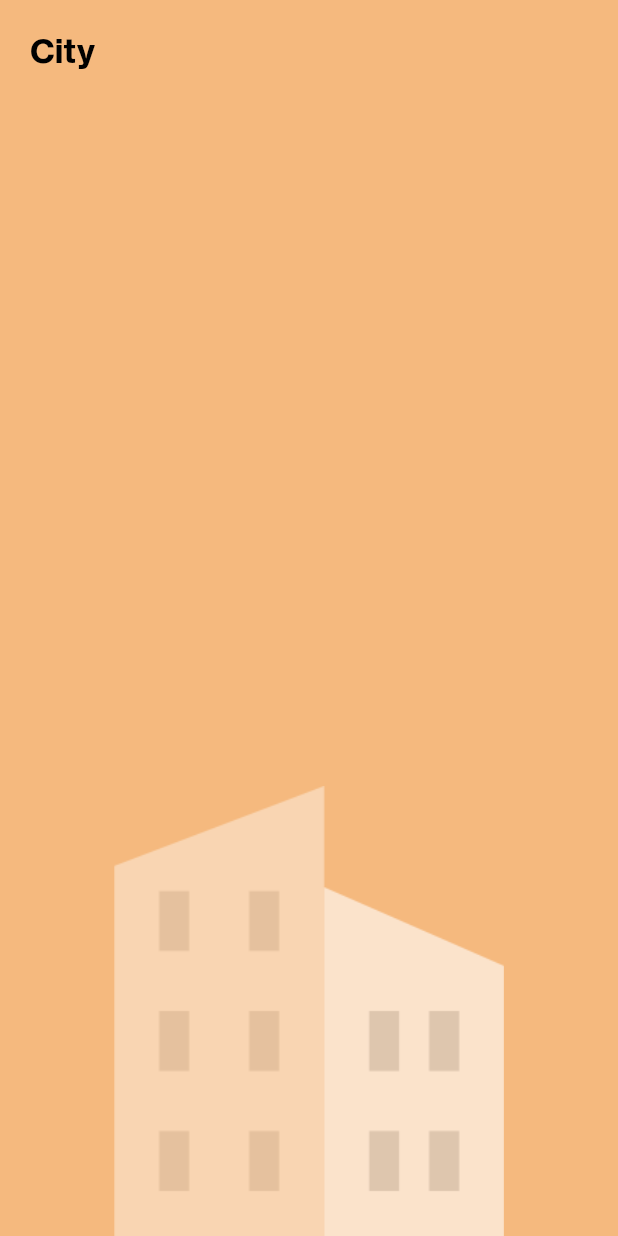
After one commit to vipulasri/Serene, a Flutter app: the screen it shows after launch, after a tap on "City", on a phone screen of 412 x 824 dp. The commit adds this screen. Run offline on Flutter 3.47's test engine with Material 2 defaults, Android fonts, the phone set to English and light mode, and no system bars.

Commit message:
add: category details

```diff
--- /dev/null
+++ b/lib/screens/category_details.dart
@@ -0,0 +1,55 @@
+import 'package:flutter/material.dart';
+import 'package:serene/config/dimen.dart';
+import 'package:serene/config/typography.dart';
+import 'package:serene/model/Category.dart';
+
+class CategoryDetailsPage extends StatefulWidget {
+  final Category category;
+
+  CategoryDetailsPage({Key key, @required this.category}) : super(key: key);
+
+  @override
+  _CategoryDetailsState createState() => _CategoryDetailsState();
+}
+
+class _CategoryDetailsState extends State<CategoryDetailsPage> {
+  @override
+  Widget build(BuildContext context) {
+    return Scaffold(
+        body: Container(
+      decoration: BoxDecoration(color: widget.category.color),
+      child: Stack(
+        children: <Widget>[
+          contentArea(),
+          Positioned(
+            child: Align(
+              alignment: Alignment.bottomCenter,
+              child: Image.asset(
+                widget.category.iconPath,
+                width: 300,
+                height: 300,
+              ),
+            ),
+          )
+        ],
+      ),
+    ));
+  }
+
+  Widget contentArea() {
+    return SafeArea(
+      child: Padding(
+        padding: EdgeInsets.all(Dimen.padding),
+        child: Column(
+          crossAxisAlignment: CrossAxisAlignment.start,
+          children: <Widget>[
+            Text(
+              widget.category.title,
+              style: AppTypography.title(),
+            ),
+          ],
+        ),
+      ),
+    );
+  }
+}
--- a/lib/screens/home.dart
+++ b/lib/screens/home.dart
@@ -4,6 +4,7 @@ import 'package:serene/config/assets.dart';
 import 'package:serene/config/dimen.dart';
 import 'package:serene/config/typography.dart';
 import 'package:serene/model/Category.dart';
+import 'package:serene/screens/category_details.dart';
 
 class HomePage extends StatefulWidget {
   @override
@@ -18,10 +19,11 @@ class _HomePageState extends State<HomePage> {
           width: double.infinity,
           height: double.infinity,
           decoration: BoxDecoration(
-            image: DecorationImage(
+            color: Color(0xFF2C2C2C)
+            /*image: DecorationImage(
               image: new ExactAssetImage(Assets.homeBackground),
               fit: BoxFit.cover,
-            ),
+            ),*/
             /*gradient: LinearGradient(
                 colors: [Color(0xFFB5DDD1), Color(0xFFD9EFFC)],
                 begin: Alignment.topLeft,
@@ -44,7 +46,7 @@ class _HomePageState extends State<HomePage> {
           children: <Widget>[
             Text(
               "Serene",
-              style: AppTypography.title(),
+              style: AppTypography.title().copyWith(color: Colors.white),
             ),
             Spacer(),
             bottomView()
@@ -85,6 +87,7 @@ class _HomePageState extends State<HomePage> {
     return ClipRRect(
       clipBehavior: Clip.antiAlias,
       borderRadius: BorderRadius.circular(Dimen.cornerRadius),
+      child: InkWell(
         child: Container(
             decoration: BoxDecoration(color: category.color),
             child: Stack(
@@ -106,6 +109,12 @@ class _HomePageState extends State<HomePage> {
                 )
               ],
             )),
+        onTap: () {
+          Navigator.push(
+              context,
+              MaterialPageRoute(builder: (context) => CategoryDetailsPage(category: category)));
+        }
+      )
     );
   }
 }
```
Lines whose indentation alone changed are shown as unchanged.
